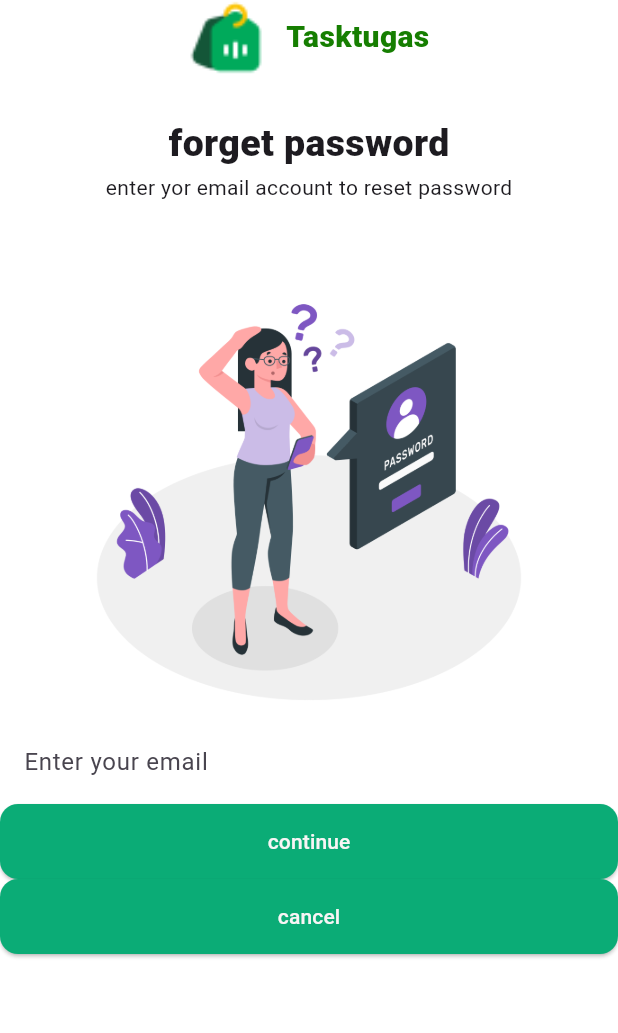
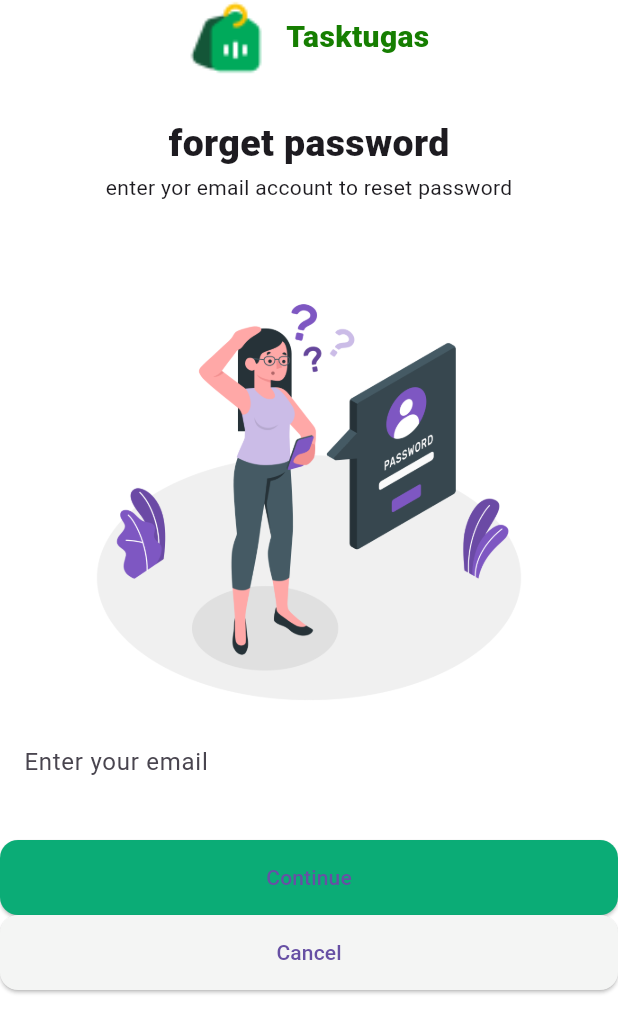
Before and after one commit to KALU56/friday_code_night, a Flutter app: the ForgotPassword screen opened directly, on a phone screen of 412 x 824 dp. Shown: the top 1033 px of the screen. Run offline on Flutter 3.47's test engine with Material 3 defaults, Android fonts, the light colour scheme and no system bars; our stand-ins replace google_fonts.

Commit message:
feat: implement forgot password page

```diff
--- a/splash_and_onboarding/lib/screens/forgot_password.dart
+++ b/splash_and_onboarding/lib/screens/forgot_password.dart
@@ -1,5 +1,7 @@
 import 'package:flutter/material.dart';
 import '../core/assets.dart';
+import './verification.dart';
+import './login_siginup.dart';
 
 class ForgotPassword extends StatelessWidget {
   const ForgotPassword({super.key});
@@ -76,51 +78,39 @@ class ForgotPassword extends StatelessWidget {
                     keyboardType: TextInputType.emailAddress,
 
                   ),
+                  SizedBox(height: 24),
                  ElevatedButton(
-                      onPressed: () {},
+                    onPressed: () {
+                      Navigator.push(
+                        context,
+                        MaterialPageRoute(builder: (context) => const Verification()),
+                      );
+                    },
                     style: ElevatedButton.styleFrom(
-                        backgroundColor: const Color.fromARGB(
-                          255,
-                          11,
-                          172,
-                          118,
-                        ),
-                        foregroundColor: const Color.fromARGB(
-                          255,
-                          248,
-                          245,
-                          245,
-                        ),
+                      backgroundColor: const Color.fromARGB(255, 11, 172, 118),
                       minimumSize: const Size(double.infinity, 50),
                       shape: RoundedRectangleBorder(
                         borderRadius: BorderRadius.circular(12),
                       ),
                     ),
+                    child: const Center(child: Text('Continue')),
+                  ),
 
-                      child: Center(child: Text('continue')),
-                    ),
                 ElevatedButton(
-                      onPressed: () {},
+                  onPressed: () {
+                    Navigator.pushReplacement(
+                      context,
+                      MaterialPageRoute(builder: (context) => const LoginSiginup()),
+                    );
+                  },
                   style: ElevatedButton.styleFrom(
-                        backgroundColor: const Color.fromARGB(
-                          255,
-                          11,
-                          172,
-                          118,
-                        ),
-                        foregroundColor: const Color.fromARGB(
-                          255,
-                          248,
-                          245,
-                          245,
-                        ),
+                    backgroundColor: const Color.fromARGB(255, 244, 245, 244),
                     minimumSize: const Size(double.infinity, 50),
                     shape: RoundedRectangleBorder(
                       borderRadius: BorderRadius.circular(12),
                     ),
                   ),
-
-                      child: Center(child: Text('cancel')),
+                  child: const Center(child: Text('Cancel')),
                 ),
         ],
       ),
```
Also changed, not shown: splash_and_onboarding/lib/screens/verification.dart (+80 -112 lines). Lines whose indentation alone changed are shown as unchanged.
